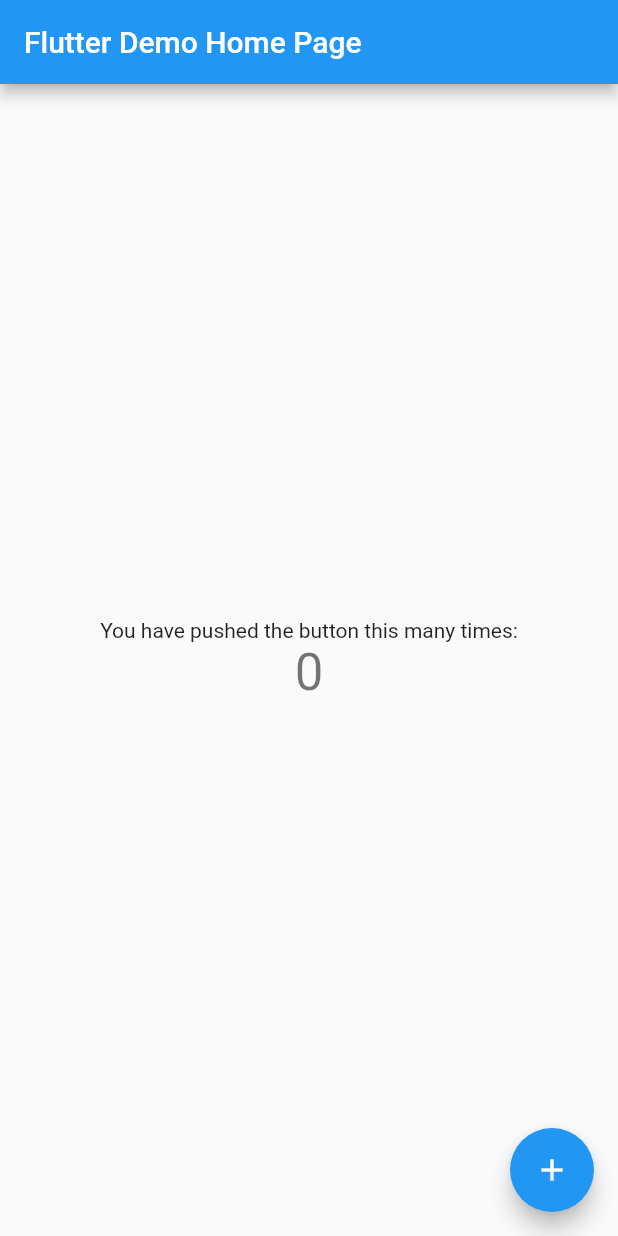
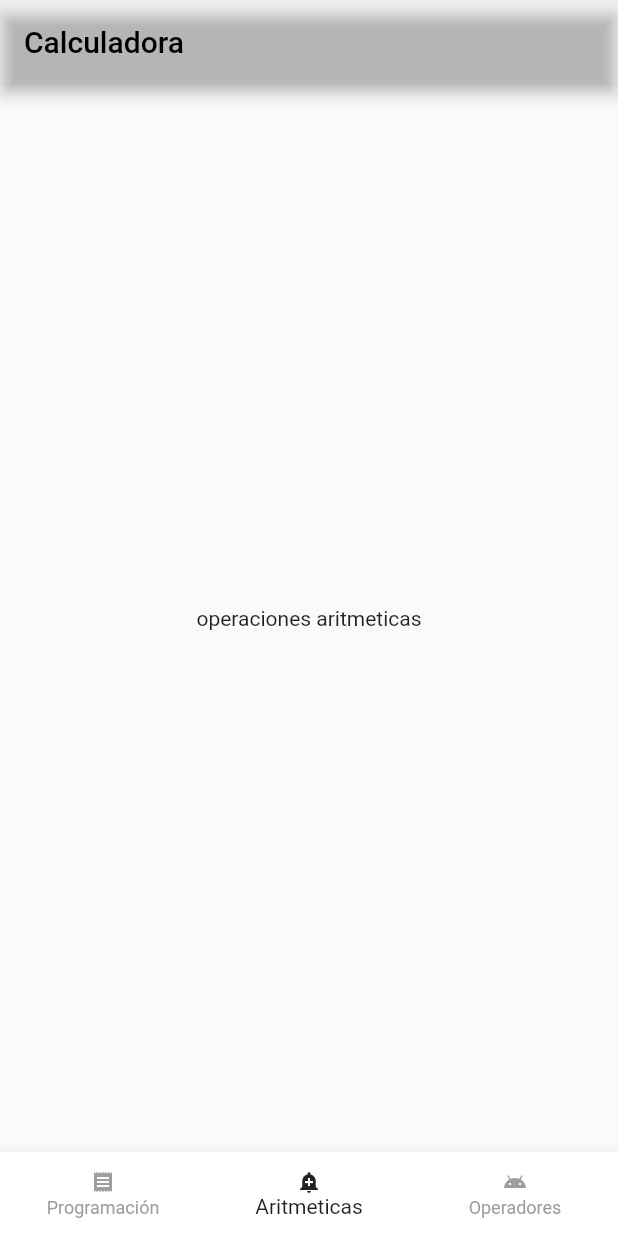
Before and after one commit to neiderSteven/calculadora-movil, a Flutter app: the screen it shows after launch, on a phone screen of 412 x 824 dp. Run offline on Flutter 3.47's test engine with Material 2 defaults, Android fonts, the phone set to English and light mode, and no system bars; missing offline and left inert: any_base.

Commit message:
calculadora de programacion

```diff
--- a/lib/main.dart
+++ b/lib/main.dart
@@ -1,113 +1,17 @@
 import 'package:flutter/material.dart';
+
+import 'package:parcial/screen/screen_page.dart';
 
 void main() {
   runApp(MyApp());
 }
 
 class MyApp extends StatelessWidget {
-  // This widget is the root of your application.
   @override
   Widget build(BuildContext context) {
     return MaterialApp(
-      title: 'Flutter Demo',
-      theme: ThemeData(
-        // This is the theme of your application.
-        //
-        // Try running your application with "flutter run". You'll see the
-        // application has a blue toolbar. Then, without quitting the app, try
-        // changing the primarySwatch below to Colors.green and then invoke
-        // "hot reload" (press "r" in the console where you ran "flutter run",
-        // or simply save your changes to "hot reload" in a Flutter IDE).
-        // Notice that the counter didn't reset back to zero; the application
-        // is not restarted.
-        primarySwatch: Colors.blue,
-      ),
-      home: MyHomePage(title: 'Flutter Demo Home Page'),
+      title: 'Calculadora',
+      home: ScreenPage(),
     );
   }
 }
-
-class MyHomePage extends StatefulWidget {
-  MyHomePage({Key? key, required this.title}) : super(key: key);
-
-  // This widget is the home page of your application. It is stateful, meaning
-  // that it has a State object (defined below) that contains fields that affect
-  // how it looks.
-
-  // This class is the configuration for the state. It holds the values (in this
-  // case the title) provided by the parent (in this case the App widget) and
-  // used by the build method of the State. Fields in a Widget subclass are
-  // always marked "final".
-
-  final String title;
-
-  @override
-  _MyHomePageState createState() => _MyHomePageState();
-}
-
-class _MyHomePageState extends State<MyHomePage> {
-  int _counter = 0;
-
-  void _incrementCounter() {
-    setState(() {
-      // This call to setState tells the Flutter framework that something has
-      // changed in this State, which causes it to rerun the build method below
-      // so that the display can reflect the updated values. If we changed
-      // _counter without calling setState(), then the build method would not be
-      // called again, and so nothing would appear to happen.
-      _counter++;
-    });
-  }
-
-  @override
-  Widget build(BuildContext context) {
-    // This method is rerun every time setState is called, for instance as done
-    // by the _incrementCounter method above.
-    //
-    // The Flutter framework has been optimized to make rerunning build methods
-    // fast, so that you can just rebuild anything that needs updating rather
-    // than having to individually change instances of widgets.
-    return Scaffold(
-      appBar: AppBar(
-        // Here we take the value from the MyHomePage object that was created by
-        // the App.build method, and use it to set our appbar title.
-        title: Text(widget.title),
-      ),
-      body: Center(
-        // Center is a layout widget. It takes a single child and positions it
-        // in the middle of the parent.
-        child: Column(
-          // Column is also a layout widget. It takes a list of children and
-          // arranges them vertically. By default, it sizes itself to fit its
-          // children horizontally, and tries to be as tall as its parent.
-          //
-          // Invoke "debug painting" (press "p" in the console, choose the
-          // "Toggle Debug Paint" action from the Flutter Inspector in Android
-          // Studio, or the "Toggle Debug Paint" command in Visual Studio Code)
-          // to see the wireframe for each widget.
-          //
-          // Column has various properties to control how it sizes itself and
-          // how it positions its children. Here we use mainAxisAlignment to
-          // center the children vertically; the main axis here is the vertical
-          // axis because Columns are vertical (the cross axis would be
-          // horizontal).
-          mainAxisAlignment: MainAxisAlignment.center,
-          children: <Widget>[
-            Text(
-              'You have pushed the button this many times:',
-            ),
-            Text(
-              '$_counter',
-              style: Theme.of(context).textTheme.headline4,
-            ),
-          ],
-        ),
-      ),
-      floatingActionButton: FloatingActionButton(
-        onPressed: _incrementCounter,
-        tooltip: 'Increment',
-        child: Icon(Icons.add),
-      ), // This trailing comma makes auto-formatting nicer for build methods.
-    );
-  }
-}
--- /dev/null
+++ b/lib/screen/aritmeticas_screen.dart
@@ -0,0 +1,19 @@
+import 'package:flutter/material.dart';
+
+class AritmeticasSreen extends StatefulWidget {
+  AritmeticasSreen({Key? key}) : super(key: key);
+
+  @override
+  _AritmeticasSreenState createState() => _AritmeticasSreenState();
+}
+
+class _AritmeticasSreenState extends State<AritmeticasSreen> {
+  @override
+  Widget build(BuildContext context) {
+    return Scaffold(
+      body: Center(
+        child: Text('operaciones aritmeticas'),
+      ),
+    );
+  }
+}
--- /dev/null
+++ b/lib/screen/screen_page.dart
@@ -0,0 +1,75 @@
+import 'package:flutter/material.dart';
+
+import 'package:parcial/screen/aritmeticas_screen.dart';
+import 'package:parcial/screen/logicas_screen.dart';
+import 'package:parcial/screen/programacion_screen.dart';
+
+class ScreenPage extends StatefulWidget {
+  ScreenPage({Key? key}) : super(key: key);
+
+  @override
+  _ScreenPageState createState() => _ScreenPageState();
+}
+
+class _ScreenPageState extends State<ScreenPage> {
+  int _currentIndex = 1;
+
+  @override
+  Widget build(BuildContext context) {
+    Widget content = ProgramacionScreen();
+
+    if (_currentIndex == 1) {
+      content = AritmeticasSreen();
+    } else if (_currentIndex == 2) {
+      content = LogicaScreen();
+    }
+
+    return Scaffold(
+      appBar: AppBar(
+        title: Text("Calculadora", style: TextStyle(color: Colors.black)),
+        backgroundColor: Colors.transparent,
+      ),
+      body: Center(
+        child: content,
+      ),
+      bottomNavigationBar: BottomNavigationBar(
+        backgroundColor: Colors.white,
+        selectedItemColor: Colors.black87,
+        unselectedItemColor: Colors.grey.shade500,
+        currentIndex: _currentIndex,
+        onTap: (index) {
+          setState(() {
+            _currentIndex = index;
+          });
+        },
+        items: itemsBottonNavigationBar(),
+      ),
+    );
+  }
+
+  itemsBottonNavigationBar() {
+    return [
+      BottomNavigationBarItem(
+        label: "Programación",
+        icon: Icon(
+          Icons.receipt,
+          size: 16,
+        ),
+      ),
+      BottomNavigationBarItem(
+        label: "Aritmeticas",
+        icon: Icon(
+          Icons.add_alert,
+          size: 16,
+        ),
+      ),
+      BottomNavigationBarItem(
+        label: "Operadores",
+        icon: Icon(
+          Icons.android,
+          size: 16,
+        ),
+      ),
+    ];
+  }
+}
--- a/pubspec.yaml
+++ b/pubspec.yaml
@@ -28,6 +28,7 @@ dependencies:
   # The following adds the Cupertino Icons font to your application.
   # Use with the CupertinoIcons class for iOS style icons.
   cupertino_icons: ^1.0.2
+  any_base: ^2.0.0
 
 dev_dependencies:
   flutter_test:
```
Also changed, not shown: lib/screen/logicas_screen.dart (added, +19 -0 lines), lib/screen/programacion_screen.dart (added, +151 -0 lines), pubspec.lock.
